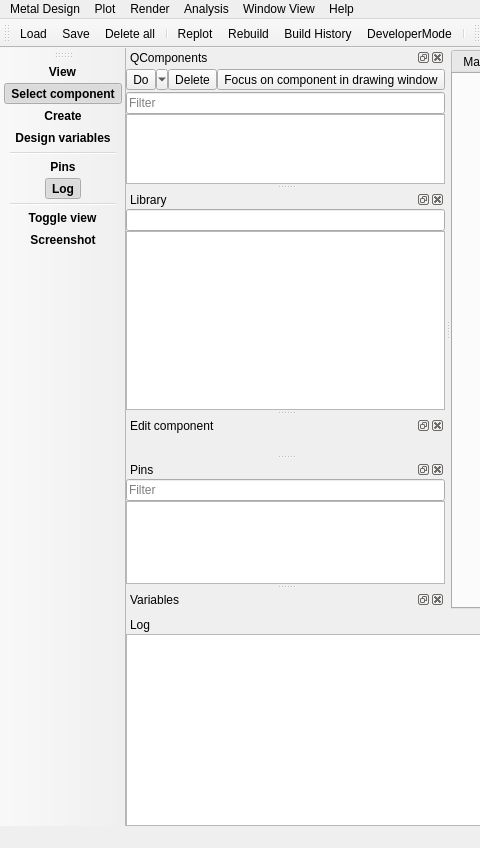
Old version of the form qiskit_metal/_gui/main_window_ui.ui in the repository qiskit-community/qiskit-metal; both pictures show x 0 to 480 and y 0 to 848 of the 1300 by 848 pixel window.
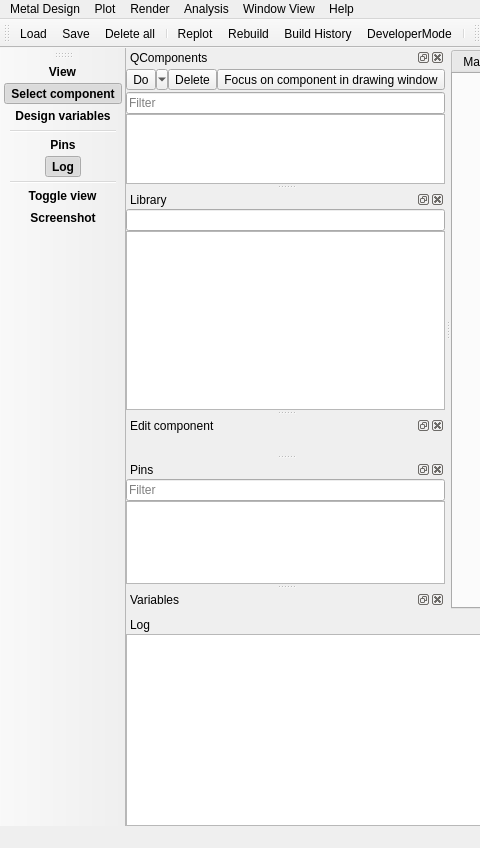
New version of the form. Icons and pictures are not drawn. Custom widgets are drawn as their Qt base class.

```diff
--- a/qiskit_metal/_gui/main_window_ui.ui
+++ b/qiskit_metal/_gui/main_window_ui.ui
@@ -329,7 +329,6 @@
    </attribute>
    <addaction name="actionViewDummyLabel"/>
    <addaction name="actionDesign"/>
-   <addaction name="actionNewComponent"/>
    <addaction name="actionVariables"/>
    <addaction name="separator"/>
    <addaction name="actionConnectors"/>
```
Left out of the diff: 3 changed lines with no effect on the pictures.
